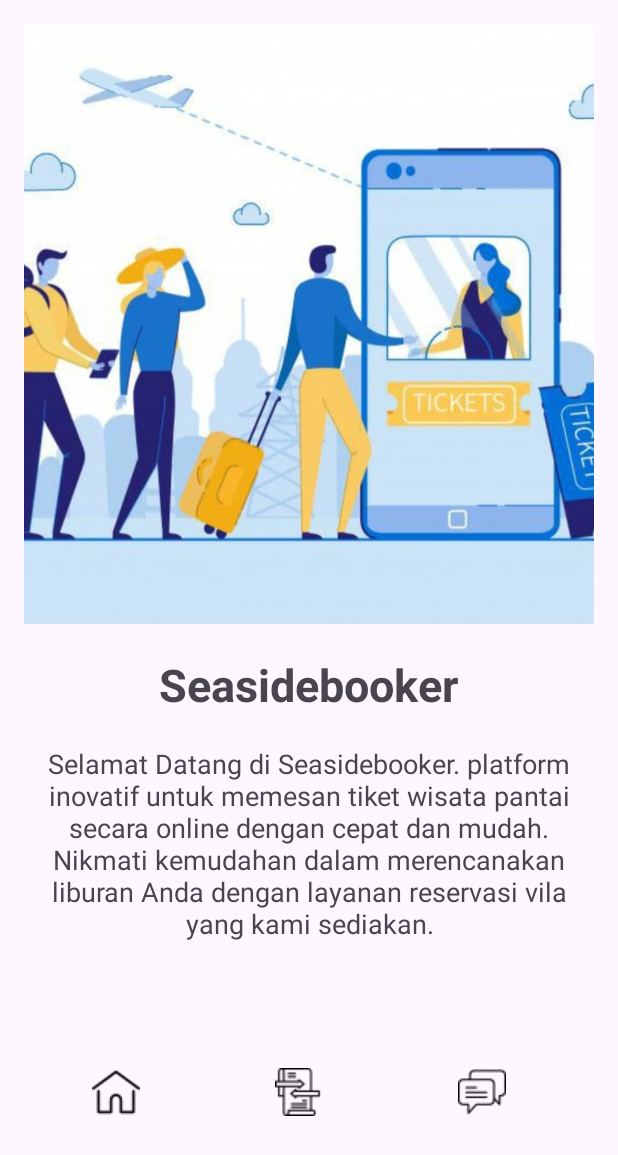
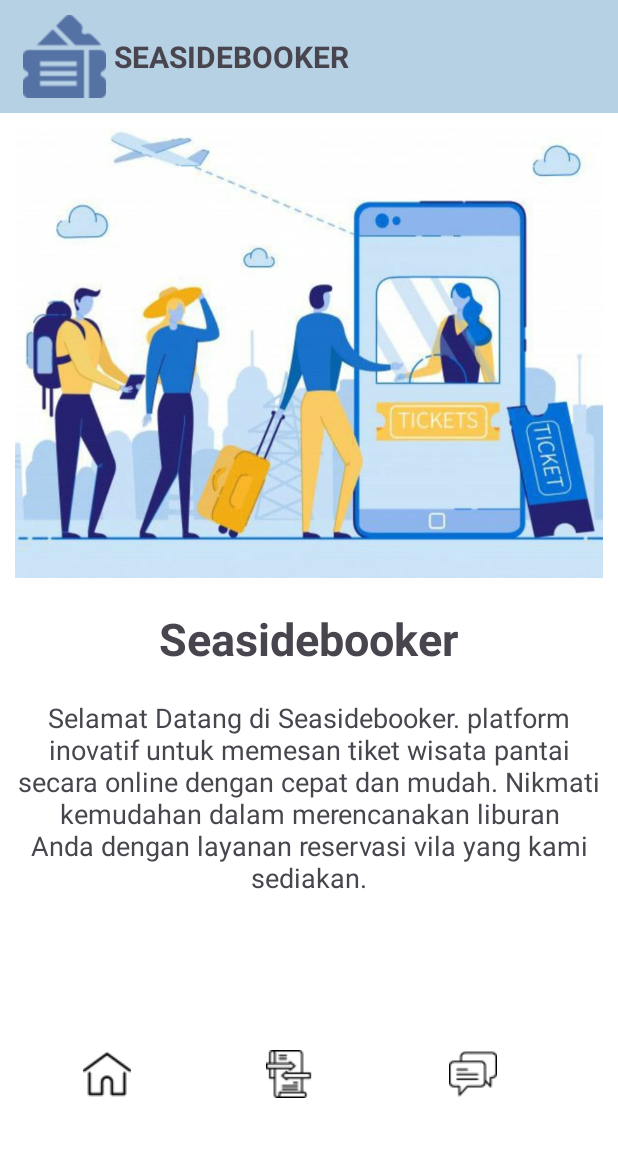
Before and after one commit to emiyuspita/PM-SI21CDX-TWIN-TITANS, an Android app: the TampilanAwalActivity screen opened directly, with no data from a screen before it, on a phone screen of 412 x 824 dp. Shown: the top 1155 px of the screen. Run offline under Robolectric (Android 15) with nearby library versions, the phone set to English and light mode, and no system bars.

Commit message:
master : perubahan tampilan awal

```diff
--- a/Program/app/src/main/res/layout/activity_tampilan_awal.xml
+++ b/Program/app/src/main/res/layout/activity_tampilan_awal.xml
@@ -1,16 +1,60 @@
 <?xml version="1.0" encoding="utf-8"?>
-<LinearLayout xmlns:android="http://schemas.android.com/apk/res/android"
+<androidx.constraintlayout.widget.ConstraintLayout xmlns:android="http://schemas.android.com/apk/res/android"
     xmlns:tools="http://schemas.android.com/tools"
     android:layout_width="match_parent"
     android:layout_height="match_parent"
+    tools:context=".MainActivity">
+
+    <LinearLayout
+        android:layout_width="match_parent"
+        android:layout_height="match_parent"
+        android:orientation="vertical">
+
+        <LinearLayout
+            android:layout_width="match_parent"
+            android:layout_height="match_parent"
+            android:layout_weight="1"
+            android:background="#B6D0E4"
+            android:orientation="vertical">
+
+            <LinearLayout
+                android:layout_width="match_parent"
+                android:layout_height="match_parent"
+                android:orientation="horizontal"
+                android:padding="10dp">
+
+                <ImageView
+                    android:id="@+id/imageView"
+                    android:layout_width="2px"
+                    android:layout_height="match_parent"
+                    android:layout_weight="0.02"
+                    android:src="@drawable/tkt"/>
+
+                <TextView
+                    android:id="@+id/textView4"
+                    android:layout_width="2sp"
+                    android:layout_height="match_parent"
+                    android:layout_weight="0.1"
+                    android:gravity="center_vertical"
+                    android:text="SEASIDEBOOKER "
+                    android:textSize="20sp"
+                    android:textStyle="bold" />
+
+            </LinearLayout>
+        </LinearLayout>
+
+    <LinearLayout
+        android:layout_width="match_parent"
+        android:layout_height="match_parent"
+        android:layout_weight="0.1"
+        android:background="@color/white"
         android:orientation="vertical"
-    android:padding="16dp"
-    tools:context=".MainActivity">
+        android:padding="10dp">
 
         <ImageView
             android:id="@+id/poto1"
             android:layout_width="match_parent"
-        android:layout_height="400dp"
+            android:layout_height="300dp"
             android:src="@drawable/potosatu"
             android:scaleType="centerCrop"
             android:layout_marginBottom="20dp"/>
@@ -64,5 +108,7 @@
                 android:background="@null"/>
 
     </LinearLayout>
+    </LinearLayout>
+    </LinearLayout>
 
-</LinearLayout>
+</androidx.constraintlayout.widget.ConstraintLayout>
```
Lines whose indentation alone changed are shown as unchanged.
